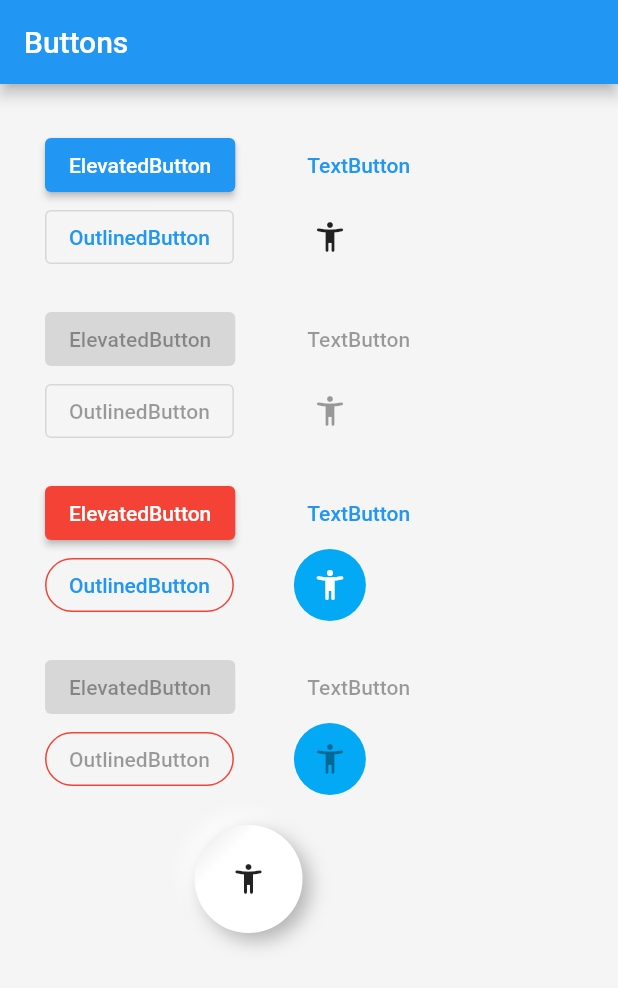
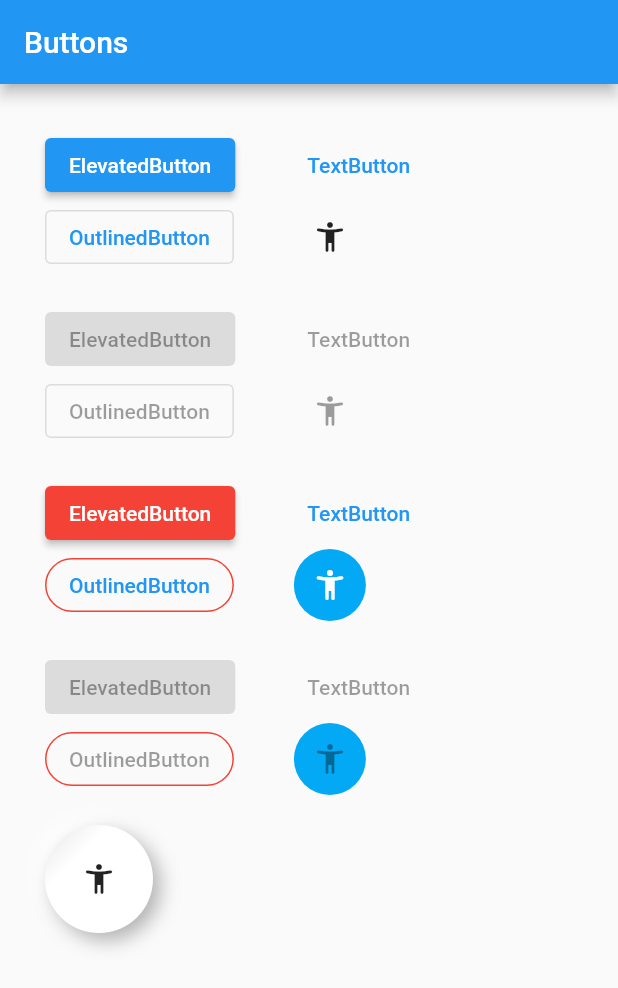
Before and after one commit to jargalbat/flutter_gallery_mn, a Flutter app: the ButtonsPage screen opened by its route, on a phone screen of 412 x 824 dp. Shown: the top 988 px of the screen. Run offline on Flutter 3.47's test engine with Material 2 defaults, Android fonts, the phone set to English and light mode, and no system bars; our stand-ins replace go_router; Roboto replaces fonts that are missing (Georgia).

Commit message:
neumorphic button

```diff
--- a/lib/pages/buttons_page.dart
+++ b/lib/pages/buttons_page.dart
@@ -16,12 +16,12 @@ class _ButtonsPageState extends State<ButtonsPage> {
       appBar: AppBar(
         title: const Text('Buttons'),
       ),
-      // backgroundColor: Colors.white,
-      backgroundColor: Colors.grey.shade100,
-      body: SingleChildScrollView(
+      body: SizedBox(
+        width: double.infinity,
+        child: SingleChildScrollView(
           padding: const EdgeInsets.all(30.0),
           child: Column(
-          crossAxisAlignment: CrossAxisAlignment.center,
+            crossAxisAlignment: CrossAxisAlignment.start,
             children: [
               _defaultButtons(onPressed: () {}),
               const SizedBox(height: 20.0),
@@ -33,6 +33,7 @@ class _ButtonsPageState extends State<ButtonsPage> {
               const SizedBox(height: 20.0),
               _neumorphicButton(),
             ],
+          ),
         ),
       ),
     );
@@ -117,12 +118,12 @@ class _ButtonsPageState extends State<ButtonsPage> {
   Widget _neumorphicButton() {
     return NeumorphicButton(
       onPressed: () {
-        ScaffoldMessenger.of(context).showSnackBar(
-          const SnackBar(
-            content: Text('Neumorphic button'),
-            duration: Duration(milliseconds: 1000),
-          ),
-        );
+        // ScaffoldMessenger.of(context).showSnackBar(
+        //   const SnackBar(
+        //     content: Text('Neumorphic button'),
+        //     duration: Duration(milliseconds: 1000),
+        //   ),
+        // );
       },
       child: const Icon(Icons.accessibility_new_rounded),
     );
--- a/pubspec.yaml
+++ b/pubspec.yaml
@@ -1,7 +1,7 @@
 name: flutter_gallery_mn
 description: A new Flutter project.
 
-version: 1.0.1+2
+version: 0.0.3+3
 
 environment:
   sdk: ">=2.17.0 <3.0.0"
```
Lines whose indentation alone changed are shown as unchanged.
